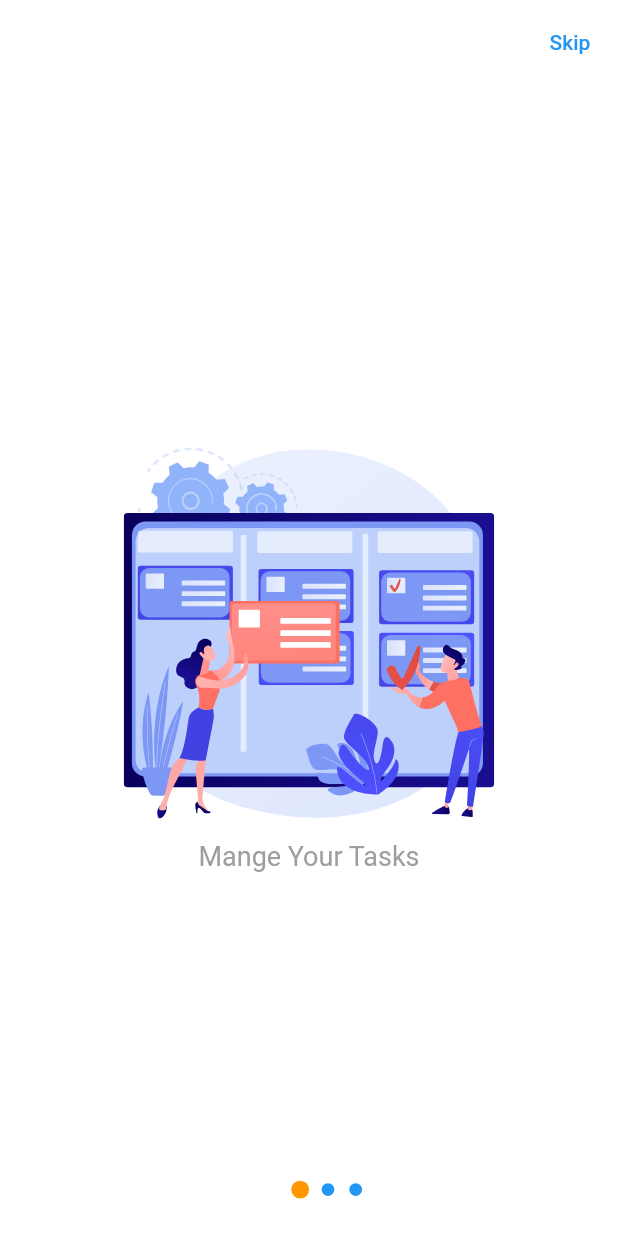
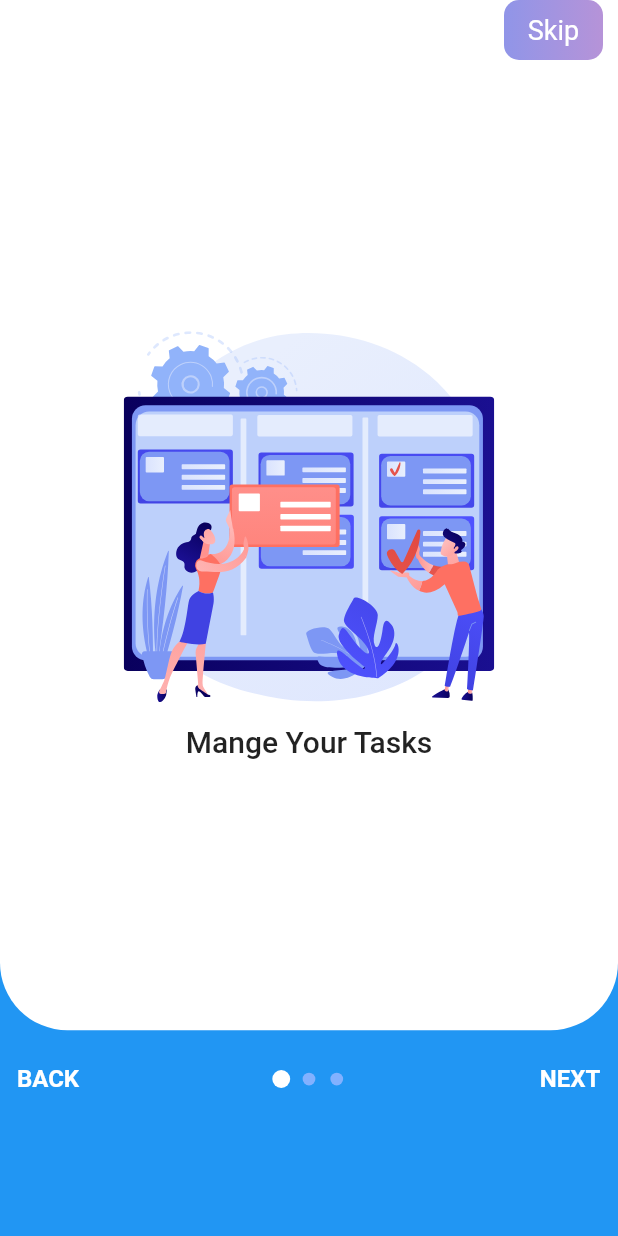
Before and after one commit to wshehab99/habbit, a Flutter app: the screen it shows after launch, on a phone screen of 412 x 824 dp. Run offline on Flutter 3.47's test engine with Material 2 defaults, Android fonts, the phone set to English and light mode, and no system bars; drawn by our look-alikes of smooth_page_indicator; our stand-ins replace bloc, flutter_bloc, flutter_svg.

Commit message:
home screen

```diff
--- /dev/null
+++ b/lib/cubit/app_cubit.dart
@@ -0,0 +1,11 @@
+import 'package:bloc/bloc.dart';
+import 'package:habbit/cubit/app_states.dart';
+
+class AppCubit extends Cubit<AppState> {
+  AppCubit() : super(InitialAppState());
+  int currentIndex = 0;
+  void changePage(int index) {
+    currentIndex = index;
+    emit(ChangePage());
+  }
+}
--- /dev/null
+++ b/lib/cubit/app_states.dart
@@ -0,0 +1,5 @@
+abstract class AppState {}
+
+class InitialAppState extends AppState {}
+
+class ChangePage extends AppState {}
--- a/lib/layout/screens/onboarding_screen.dart
+++ b/lib/layout/screens/onboarding_screen.dart
@@ -1,45 +1,127 @@
 import 'package:flutter/material.dart';
+import 'package:habbit/cubit/app_cubit.dart';
+import 'package:habbit/cubit/app_states.dart';
 import 'package:habbit/layout/widgets/page_view.dart';
+import 'package:habbit/layout/widgets/skip_button.dart';
 import 'package:habbit/models/onboarding_model.dart';
 import 'package:smooth_page_indicator/smooth_page_indicator.dart';
+import 'package:flutter_bloc/flutter_bloc.dart';
+
+import 'home_screen.dart';
 
 class OnBoardingScreen extends StatelessWidget {
   OnBoardingScreen({super.key});
   final List models = OnBoardingModel.getOnBoard();
-  int currentIndex = 0;
+
   final PageController controller = PageController();
   @override
   Widget build(BuildContext context) {
+    return BlocProvider(
+      create: (context) => AppCubit(),
+      child: BlocBuilder<AppCubit, AppState>(
+        builder: ((context, state) {
+          AppCubit cubit = context.read<AppCubit>();
           return Scaffold(
+            backgroundColor: Colors.blue,
             appBar: AppBar(
-        actions: [TextButton(onPressed: () {}, child: Text("Skip"))],
+              toolbarHeight: 40,
+              actionsIconTheme: const IconThemeData(
+                size: 50,
               ),
-      body: Stack(
+              elevation: 0,
+              actions: const [
+                Padding(
+                  padding: EdgeInsets.only(right: 10),
+                  child: Skipbutton(),
+                )
+              ],
+            ),
+            body: Column(
               children: [
-          PageView.builder(
+                Container(
+                  height: MediaQuery.of(context).size.height * 0.785,
+                  decoration: const BoxDecoration(
+                      color: Colors.white,
+                      borderRadius: BorderRadius.only(
+                        bottomLeft: Radius.circular(45),
+                        bottomRight: Radius.circular(45),
+                      )),
+                  child: PageView.builder(
                     itemBuilder: (context, index) =>
                         PageViewBuilder(onBoardingModel: models[index]),
                     controller: controller,
-            onPageChanged: (value) {},
+                    onPageChanged: (value) {
+                      cubit.changePage(value);
+                    },
                     itemCount: models.length,
                     physics: const BouncingScrollPhysics(),
                   ),
-          Positioned(
-            bottom: 25,
-            right: MediaQuery.of(context).size.width * 0.41,
-            child: SmoothPageIndicator(
-              effect: const ScaleEffect(
-                activeDotColor: Colors.orange,
-                dotColor: Colors.blue,
+                ),
+                Container(
+                  width: MediaQuery.of(context).size.width,
+                  height: 65,
+                  child: Row(
+                    mainAxisAlignment: MainAxisAlignment.spaceBetween,
+                    children: [
+                      TextButton(
+                        onPressed: () {
+                          controller.previousPage(
+                              duration: const Duration(milliseconds: 300),
+                              curve: Curves.bounceInOut);
+                        },
+                        child: const Text(
+                          "BACK",
+                          style: TextStyle(
+                            color: Colors.white,
+                            fontWeight: FontWeight.bold,
+                            fontSize: 16,
+                          ),
+                        ),
+                      ),
+                      SmoothPageIndicator(
+                        effect: ScaleEffect(
+                          activeDotColor: Colors.white,
+                          dotColor: Colors.blueAccent.shade100,
                           dotHeight: 8.5,
                           dotWidth: 8.5,
                         ),
                         controller: controller,
                         count: models.length,
                       ),
+                      TextButton(
+                        onPressed: () {
+                          if (cubit.currentIndex == models.length - 1) {
+                            Navigator.pushReplacement(
+                              context,
+                              MaterialPageRoute(
+                                builder: (context) => HomeScreen(),
+                              ),
+                            );
+                          } else {
+                            controller.nextPage(
+                                duration: Duration(milliseconds: 300),
+                                curve: Curves.bounceInOut);
+                          }
+                        },
+                        child: Text(
+                          cubit.currentIndex != models.length - 1
+                              ? "NEXT"
+                              : "FINISH",
+                          style: TextStyle(
+                            color: Colors.white,
+                            fontWeight: FontWeight.bold,
+                            fontSize: 16,
+                          ),
+                        ),
+                      ),
+                    ],
+                  ),
                 ),
               ],
             ),
           );
+        }),
+      ),
+    );
   }
 }
--- a/lib/layout/widgets/page_view.dart
+++ b/lib/layout/widgets/page_view.dart
@@ -19,7 +19,10 @@ class PageViewBuilder extends StatelessWidget {
         const SizedBox(
           height: 15,
         ),
-        Text(onBoardingModel!.title!)
+        Text(
+          onBoardingModel!.title!,
+          style: Theme.of(context).textTheme.titleLarge,
+        ),
       ],
     );
   }
--- /dev/null
+++ b/lib/layout/widgets/skip_button.dart
@@ -0,0 +1,36 @@
+import 'package:flutter/material.dart';
+import 'package:habbit/layout/screens/home_screen.dart';
+
+class Skipbutton extends StatelessWidget {
+  const Skipbutton({super.key});
+
+  @override
+  Widget build(BuildContext context) {
+    return Container(
+      height: 20,
+      clipBehavior: Clip.antiAlias,
+      decoration: BoxDecoration(
+        borderRadius: BorderRadius.circular(10),
+        gradient: LinearGradient(
+          colors: [
+            Color.fromARGB(255, 144, 149, 232),
+            Color.fromARGB(255, 182, 147, 216),
+          ],
+        ),
+      ),
+      child: IconButton(
+        onPressed: () {
+          Navigator.pushReplacement(
+            context,
+            MaterialPageRoute(
+              builder: (context) => HomeScreen(),
+            ),
+          );
+        },
+        icon: Text(
+          "Skip",
+        ),
+      ),
+    );
+  }
+}
--- a/pubspec.yaml
+++ b/pubspec.yaml
@@ -40,6 +40,8 @@ dependencies:
   sqflite: ^2.2.0+3
   flutter_svg: ^1.1.6
   smooth_page_indicator: ^1.0.0+2
+  flutter_bloc: ^8.1.1
+  flutter_staggered_grid_view: ^0.6.2
 
 dev_dependencies:
   flutter_test:
```
Also changed, not shown: lib/layout/screens/home_screen.dart (added, +95 -0 lines), lib/layout/widgets/task_search_text_field.dart (added, +43 -0 lines), lib/layout/widgets/task_type_card.dart (added, +72 -0 lines), lib/models/task_type_model.dart (added, +56 -0 lines), pubspec.lock. Lines whose indentation alone changed are shown as unchanged.
